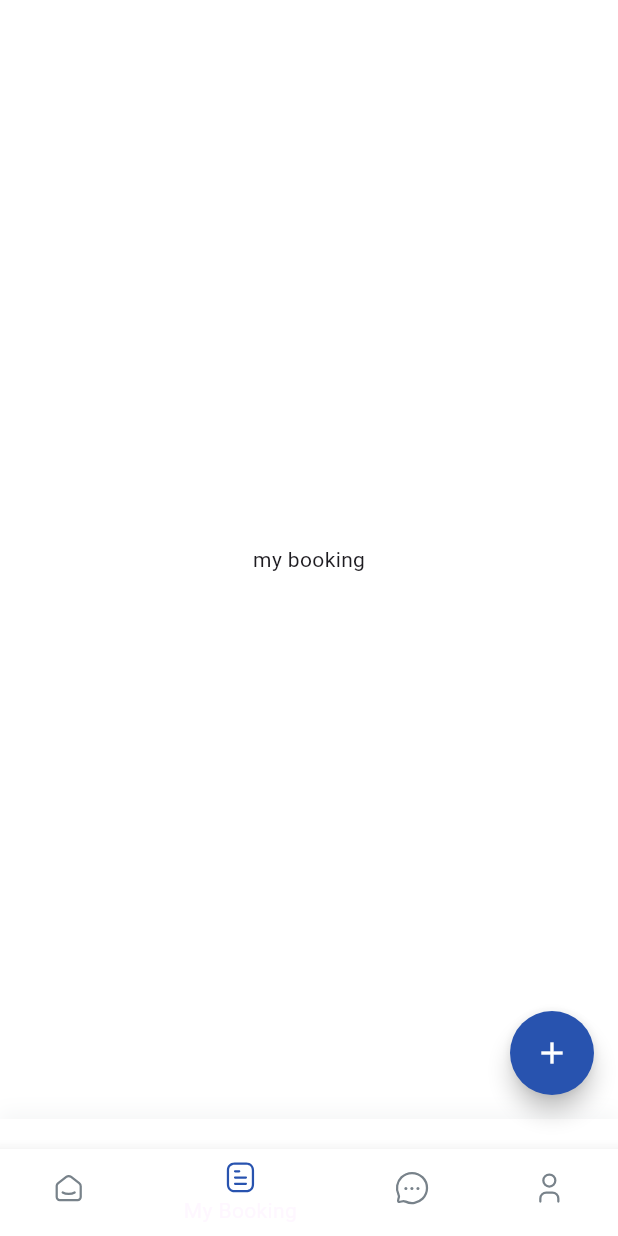
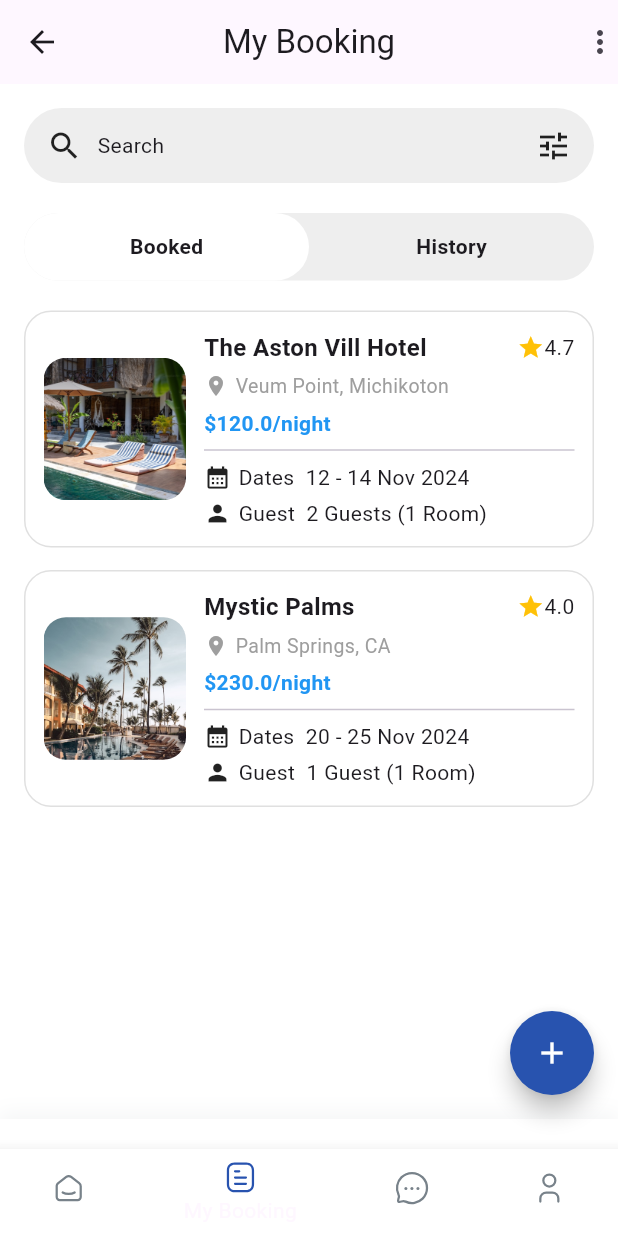
Before and after one commit to Moe00opm/flutter_b134, a Flutter app: the MainAppScreen screen opened directly, item 2 of the bottom bar chosen, on a phone screen of 412 x 824 dp. Run offline on Flutter 3.47's test engine with Material 3 defaults, Android fonts, the phone set to English and light mode, and no system bars; our stand-ins replace barcode_widget, calendar_date_picker2, flutter_svg; Roboto replaces fonts that are missing (Poppins).

```diff
--- a/lib/features/main/main_app.dart
+++ b/lib/features/main/main_app.dart
@@ -3,6 +3,7 @@ import 'package:flutter_b134/core/constants/app_images.dart';
 import 'package:flutter_b134/core/styles/app_colors.dart';
 import 'package:flutter_b134/features/home/screens/home_screen.dart';
 import 'package:flutter_b134/features/account/pages/account_screen.dart';
+import 'package:flutter_b134/features/main/my_booking/page/my_booking_screen.dart';
 import 'package:flutter_b134/features/massage/page/message_screen.dart';
 import 'package:flutter_b134/features/massage/widgets/custom_svg.dart';
 
@@ -17,7 +18,7 @@ class _MainAppScreenState extends State<MainAppScreen> {
   int currentIndex = 0;
   List<Widget> screens = [
     HomeScreen(),
-    Center(child: Text('my booking')),
+    MyBookingScreen(),
     MessageScreen(),
     AccountScreen(),
   ];
--- /dev/null
+++ b/lib/features/main/my_booking/page/my_booking_screen.dart
@@ -0,0 +1,252 @@
+import 'package:flutter/material.dart';
+import 'package:flutter_b134/features/main/my_booking/page/booking_details_screen.dart';
+import 'package:flutter_b134/features/main/my_booking/widgets/prooduct_model.dart';
+
+class MyBookingScreen extends StatefulWidget {
+  const MyBookingScreen({super.key});
+
+  @override
+  State<MyBookingScreen> createState() => _MyBookingScreenState();
+}
+
+class _MyBookingScreenState extends State<MyBookingScreen> {
+  int selectedTab = 0;
+
+  @override
+  Widget build(BuildContext context) {
+    return Scaffold(
+      appBar: AppBar(
+        leading: const Icon(Icons.arrow_back),
+        title: const Text("My Booking"),
+        centerTitle: true,
+        actions: const [Icon(Icons.more_vert)],
+      ),
+
+      body: Padding(
+        padding: const EdgeInsets.all(16),
+        child: Column(
+          children: [
+            /// search
+            Container(
+              height: 50,
+              padding: const EdgeInsets.symmetric(horizontal: 15),
+              decoration: BoxDecoration(
+                borderRadius: BorderRadius.circular(30),
+                color: Colors.grey.shade200,
+              ),
+              child: Row(
+                children: const [
+                  Icon(Icons.search),
+                  SizedBox(width: 10),
+                  Expanded(child: Text("Search")),
+                  Icon(Icons.tune),
+                ],
+              ),
+            ),
+
+            const SizedBox(height: 20),
+
+            /// tabs
+            Container(
+              height: 45,
+              decoration: BoxDecoration(
+                borderRadius: BorderRadius.circular(25),
+                color: Colors.grey.shade200,
+              ),
+              child: Row(
+                children: [
+                  /// booked
+                  Expanded(
+                    child: GestureDetector(
+                      onTap: () {
+                        setState(() {
+                          selectedTab = 0;
+                        });
+                      },
+                      child: Container(
+                        decoration: BoxDecoration(
+                          borderRadius: BorderRadius.circular(25),
+                          color: selectedTab == 0
+                              ? Colors.white
+                              : Colors.transparent,
+                        ),
+                        child: const Center(
+                          child: Text(
+                            "Booked",
+                            style: TextStyle(fontWeight: FontWeight.bold),
+                          ),
+                        ),
+                      ),
+                    ),
+                  ),
+
+                  /// history
+                  Expanded(
+                    child: GestureDetector(
+                      onTap: () {
+                        setState(() {
+                          selectedTab = 1;
+                        });
+                      },
+                      child: Container(
+                        decoration: BoxDecoration(
+                          borderRadius: BorderRadius.circular(25),
+                          color: selectedTab == 1
+                              ? Colors.white
+                              : Colors.transparent,
+                        ),
+                        child: const Center(
+                          child: Text(
+                            "History",
+                            style: TextStyle(fontWeight: FontWeight.bold),
+                          ),
+                        ),
+                      ),
+                    ),
+                  ),
+                ],
+              ),
+            ),
+
+            const SizedBox(height: 20),
+
+            /// booking list
+            Expanded(
+              child: ListView.builder(
+                itemCount: bookings.length,
+                itemBuilder: (context, index) {
+                  final booking = bookings[index];
+
+                  return InkWell(
+                    onTap: () {
+                      Navigator.push(
+                        context,
+                        MaterialPageRoute(
+                          builder: (_) => BookingDetailScreen(product: booking),
+                        ),
+                      );
+                    },
+
+                    child: Container(
+                      margin: const EdgeInsets.only(bottom: 15),
+                      padding: const EdgeInsets.all(12),
+                      decoration: BoxDecoration(
+                        borderRadius: BorderRadius.circular(18),
+                        border: Border.all(color: Colors.grey.shade300),
+                      ),
+
+                      child: Row(
+                        children: [
+                          /// image
+                          ClipRRect(
+                            borderRadius: BorderRadius.circular(15),
+                            child: Image.asset(
+                              booking.image,
+                              width: 95,
+                              height: 95,
+                              fit: BoxFit.cover,
+                            ),
+                          ),
+
+                          const SizedBox(width: 12),
+
+                          /// details
+                          Expanded(
+                            child: Column(
+                              crossAxisAlignment: CrossAxisAlignment.start,
+                              children: [
+                                /// name + rating
+                                Row(
+                                  mainAxisAlignment:
+                                      MainAxisAlignment.spaceBetween,
+                                  children: [
+                                    Text(
+                                      booking.name,
+                                      style: const TextStyle(
+                                        fontSize: 16,
+                                        fontWeight: FontWeight.bold,
+                                      ),
+                                    ),
+
+                                    Row(
+                                      children: [
+                                        const Icon(
+                                          Icons.star,
+                                          color: Colors.amber,
+                                          size: 18,
+                                        ),
+                                        Text(booking.rating.toString()),
+                                      ],
+                                    ),
+                                  ],
+                                ),
+
+                                const SizedBox(height: 5),
+
+                                /// location
+                                Row(
+                                  children: [
+                                    const Icon(
+                                      Icons.location_on,
+                                      size: 16,
+                                      color: Colors.grey,
+                                    ),
+                                    const SizedBox(width: 5),
+                                    Text(
+                                      booking.location,
+                                      style: const TextStyle(
+                                        color: Colors.grey,
+                                        fontSize: 13,
+                                      ),
+                                    ),
+                                  ],
+                                ),
+
+                                const SizedBox(height: 5),
+
+                                /// price
+                                Text(
+                                  "\$${booking.price}/night",
+                                  style: const TextStyle(
+                                    color: Colors.blue,
+                                    fontWeight: FontWeight.bold,
+                                  ),
+                                ),
+
+                                const Divider(),
+
+                                /// date
+                                Row(
+                                  children: [
+                                    const Icon(Icons.calendar_month, size: 18),
+                                    const SizedBox(width: 5),
+                                    Text("Dates  ${booking.date}"),
+                                  ],
+                                ),
+
+                                const SizedBox(height: 4),
+
+                                /// guest
+                                Row(
+                                  children: [
+                                    const Icon(Icons.person, size: 18),
+                                    const SizedBox(width: 5),
+                                    Text("Guest  ${booking.guest}"),
+                                  ],
+                                ),
+                              ],
+                            ),
+                          ),
+                        ],
+                      ),
+                    ),
+                  );
+                },
+              ),
+            ),
+          ],
+        ),
+      ),
+    );
+  }
+}
--- /dev/null
+++ b/lib/features/main/my_booking/widgets/prooduct_model.dart
@@ -0,0 +1,48 @@
+class ProoductModel {
+  final String image;
+  final String name;
+  final String location;
+  final double rating;
+  final double price;
+  final String date;
+  final String guest;
+  final String roomType;
+  final String phone;
+
+  ProoductModel({
+    required this.image,
+    required this.name,
+    required this.location,
+    required this.rating,
+    required this.price,
+    required this.date,
+    required this.guest,
+    required this.roomType,
+    required this.phone,
+  });
+}
+
+List<ProoductModel> bookings = [
+  ProoductModel(
+    image: "assets/images/the_aston_vill_hotel.png",
+    name: "The Aston Vill Hotel",
+    location: "Veum Point, Michikoton",
+    rating: 4.7,
+    price: 120,
+    date: "12 - 14 Nov 2024",
+    guest: "2 Guests (1 Room)",
+    roomType: "Queen Room",
+    phone: "0214345646",
+  ),
+  ProoductModel(
+    image: "assets/images/the_horizon_retreat.png",
+    name: "Mystic Palms",
+    location: "Palm Springs, CA",
+    rating: 4.0,
+    price: 230,
+    date: "20 - 25 Nov 2024",
+    guest: "1 Guest (1 Room)",
+    roomType: "Deluxe Room",
+    phone: "0112233445",
+  ),
+];
--- a/pubspec.yaml
+++ b/pubspec.yaml
@@ -37,6 +37,8 @@ dependencies:
 
   calendar_date_picker2: ^2.0.1
   flutter_svg: ^2.2.3
+  barcode_widget: ^2.0.4
+
 
 dev_dependencies:
   flutter_test:
```
Also changed, not shown: lib/features/main/my_booking/page/booking_details_screen.dart (added, +153 -0 lines), pubspec.lock.
